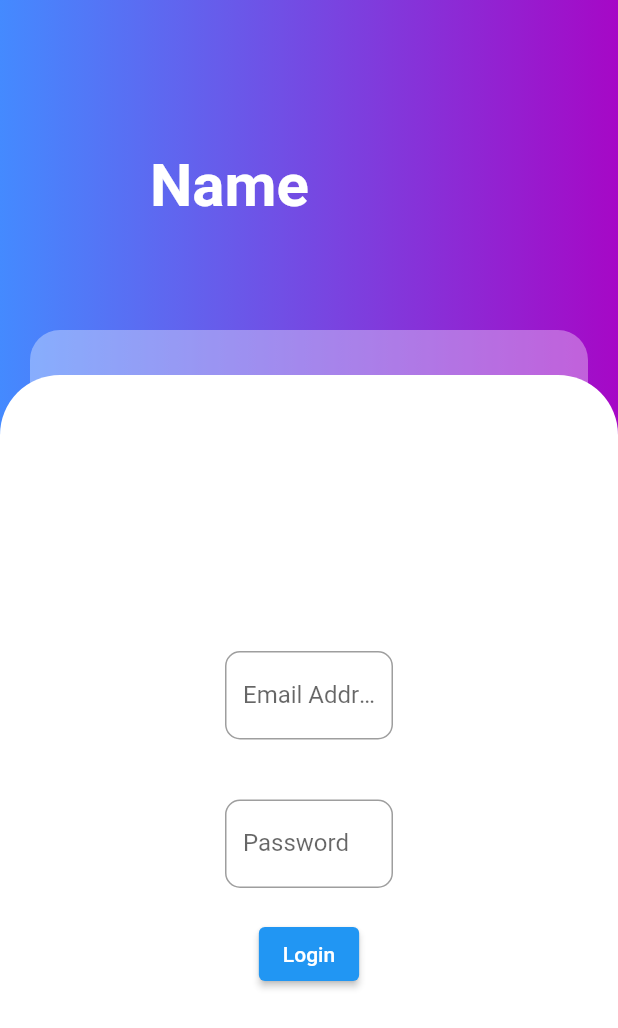
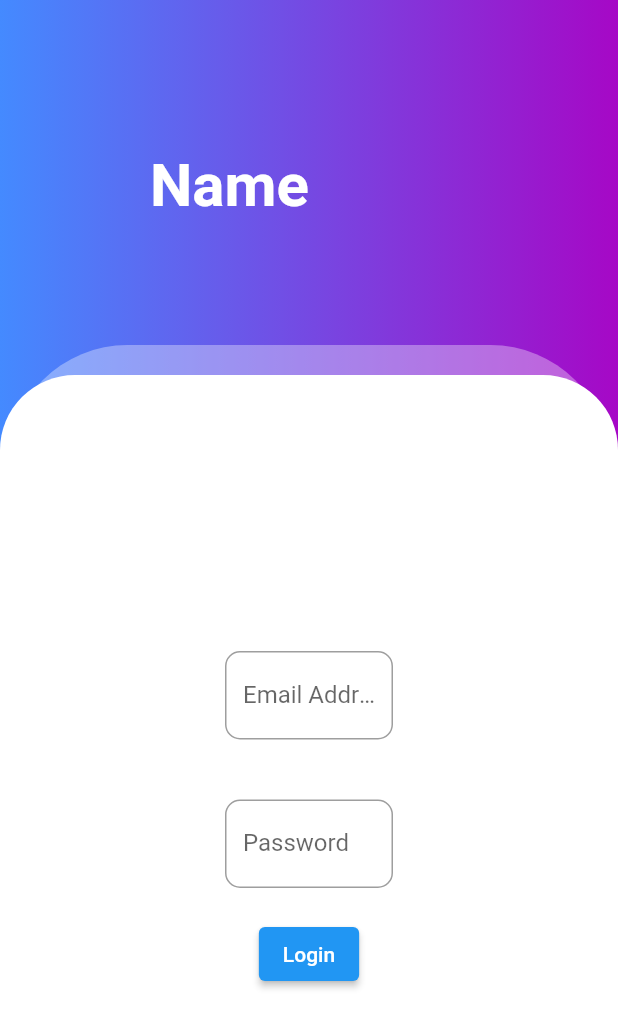
Before and after one commit to Practical02/exam-duty, a Flutter app: the screen it shows after launch, on a phone screen of 412 x 824 dp. Shown: the top 1028 px of the screen. Run offline on Flutter 3.47's test engine with Material 2 defaults, Android fonts, the light colour scheme and no system bars.

Commit message:
added transparent padding,username and email

```diff
--- a/lib/screens/login_page.dart
+++ b/lib/screens/login_page.dart
@@ -27,12 +27,12 @@ class LoginPage extends StatelessWidget {
       ),
           ),
           Padding(
-            padding: const EdgeInsets.only(left:20.0,top:220.0,right: 20.0),
+            padding: const EdgeInsets.only(left:5.0,top:230.0,right: 5.0),
             child: Container(
               decoration: const BoxDecoration(
                 borderRadius: BorderRadius.only(
-                  topLeft: Radius.circular(20),
-                  topRight: Radius.circular(20),
+                  topLeft: Radius.circular(80),
+                  topRight: Radius.circular(80),
                 ),
                 color:Color.fromARGB(87, 255, 255, 255),
               ),
@@ -44,8 +44,8 @@ class LoginPage extends StatelessWidget {
             child: Container(
               decoration: const BoxDecoration(
                 borderRadius: BorderRadius.only(
-                  topLeft: Radius.circular(40),
-                  topRight: Radius.circular(40)
+                  topLeft: Radius.circular(50),
+                  topRight: Radius.circular(50)
                 ),
                 color:Colors.white,
               ),
```
